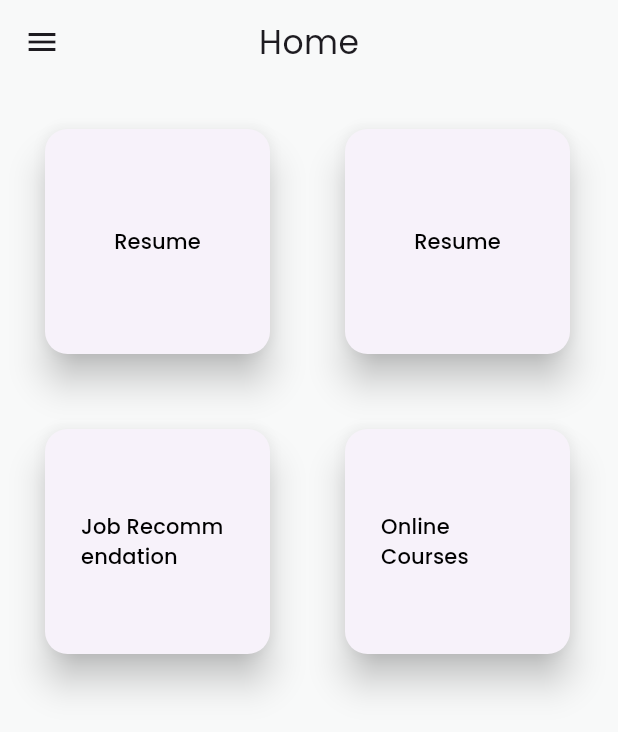
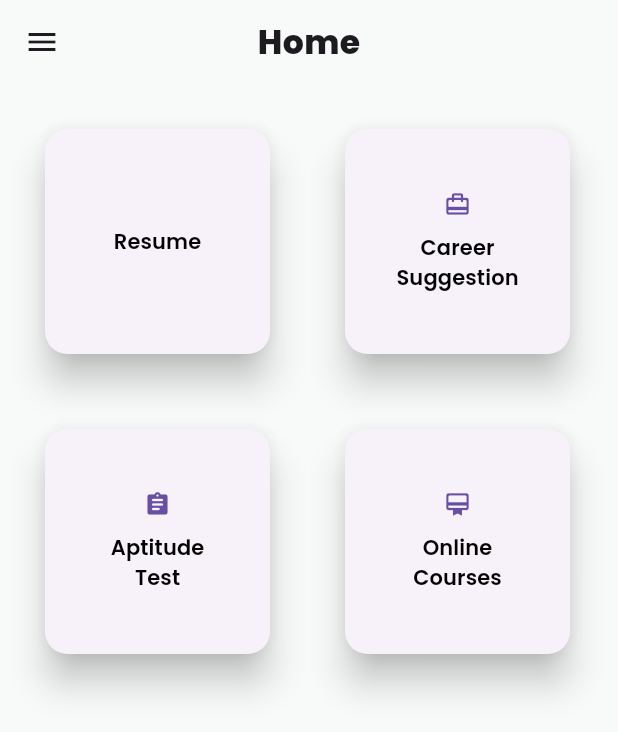
Before and after one commit to abiramianandkumar/AspireArc, a Flutter app: the HomePage screen opened by its route, on a phone screen of 412 x 824 dp. Shown: the top 732 px of the screen. Run offline on Flutter 3.47's test engine with Material 3 defaults, Android fonts, the phone set to English and light mode, and no system bars; our stand-ins replace cloud_firestore, file_picker, firebase_auth, firebase_core, flutter_markdown, google_fonts and 1 more; accounts and stored records are empty.

Commit message:
Descriptive commit message

```diff
--- a/lib/main.dart
+++ b/lib/main.dart
@@ -38,8 +38,9 @@ class MyApp extends StatelessWidget {
         '/job':(context) => const Job(),
         '/ats':(context) =>  ATSPage(),
         '/onlinecourses':(context) => const OnlineCourses(),
+        '/prevhome':(context) => const Prevhome(),
       },
-      home: Prevhome(),
+      home: ATSPage(),
     );
   }
 }
--- a/lib/pages/home_page.dart
+++ b/lib/pages/home_page.dart
@@ -14,7 +14,7 @@ class HomePage extends StatelessWidget {
         backgroundColor: Color(0xffF8F9F9),
         title: Text(
           'Home',
-          style: GoogleFonts.poppins(letterSpacing: 0.3),
+          style: GoogleFonts.poppins(letterSpacing: 0.3,fontWeight:FontWeight.w800),
         ),
         centerTitle: true,
       ),
@@ -37,9 +37,15 @@ class HomePage extends StatelessWidget {
                       onPressed: () {
 
                       },
-                      child: Text(
-                        'Resume',
-                        style: GoogleFonts.poppins(color: Colors.black),
+                      child: Column(
+                        mainAxisAlignment: MainAxisAlignment.center,
+                        children: [
+                        //  Icon(Icons.home_outlined),
+                          Text(
+                            'Resume',
+                            style: GoogleFonts.poppins(color: Colors.black,fontWeight:FontWeight.w600),
+                          ),
+                        ],
                       ),
                       style: ElevatedButton.styleFrom(
                           elevation: 10, shadowColor: Colors.black,shape: RoundedRectangleBorder(
@@ -52,11 +58,22 @@ class HomePage extends StatelessWidget {
                   width: 150,
                   child: ElevatedButton(
                       onPressed: () {
-                       //   Navigator.pushNamed(context, '/');
+                          Navigator.pushNamed(context, '/job');
                       },
-                      child: Text(
-                        'Resume',
-                        style: GoogleFonts.poppins(color: Colors.black),
+                      child: Column(
+                        mainAxisAlignment: MainAxisAlignment.center,
+                        children: [
+                          Icon(Icons.wallet_travel_rounded),
+                          SizedBox(height: 10,),
+                          Text(
+                            'Career',
+                            style: GoogleFonts.poppins(color: Colors.black,fontWeight:FontWeight.w600),
+                          ),
+                          Text(
+                            'Suggestion',
+                            style: GoogleFonts.poppins(color: Colors.black,fontWeight:FontWeight.w600),
+                          ),
+                        ],
                       ),
                       style: ElevatedButton.styleFrom(
                           elevation: 10, shadowColor: Colors.black,shape: RoundedRectangleBorder(
@@ -73,11 +90,22 @@ class HomePage extends StatelessWidget {
                   width: 150,
                   child: ElevatedButton(
                       onPressed: () {
-                          Navigator.pushNamed(context, '/job');
+                          Navigator.pushNamed(context, '/prevhome');
                       },
-                      child: Text(
-                        'Job Recommendation',
-                        style: GoogleFonts.poppins(color: Colors.black),
+                      child: Column(
+                        mainAxisAlignment: MainAxisAlignment.center,
+                        children: [
+                          Icon(Icons.assignment_rounded),
+                          SizedBox(height: 10,),
+                          Text(
+                            'Aptitude',
+                            style: GoogleFonts.poppins(color: Colors.black,fontWeight:FontWeight.w600),
+                          ),
+                          Text(
+                            'Test',
+                            style: GoogleFonts.poppins(color: Colors.black,fontWeight:FontWeight.w600),
+                          ),
+                        ],
                       ),
                       style: ElevatedButton.styleFrom(
                           elevation: 10, shadowColor: Colors.black,shape: RoundedRectangleBorder(
@@ -92,9 +120,20 @@ class HomePage extends StatelessWidget {
                       onPressed: () {
                           Navigator.pushNamed(context, '/onlinecourses');
                       },
-                      child: Text(
-                        'Online Courses',
-                        style: GoogleFonts.poppins(color: Colors.black),
+                      child: Column(
+                        mainAxisAlignment: MainAxisAlignment.center,
+                        children: [
+                          Icon(Icons.card_membership_rounded),
+                          SizedBox(height: 10,),
+                          Text(
+                            'Online',
+                            style: GoogleFonts.poppins(color: Colors.black,fontWeight:FontWeight.w600),
+                          ),
+                           Text(
+                            'Courses',
+                            style: GoogleFonts.poppins(color: Colors.black,fontWeight:FontWeight.w600),
+                          )
+                        ],
                       ),
                       style: ElevatedButton.styleFrom(
                           elevation: 10, shadowColor: Colors.black,shape: RoundedRectangleBorder(
--- a/lib/pages/onln_courses/programming.dart
+++ b/lib/pages/onln_courses/programming.dart
@@ -72,10 +72,13 @@ class Programming extends StatelessWidget {
   }
 
   void _launchURL() async {
-    final Uri url = Uri.parse('https://olympus.mygreatlearning.com/courses/54666');
+    final Uri url = Uri.parse('https://www.mygreatlearning.com/academy/learn-for-free/courses/c-for-beginners1');
+    print('Attempting to launch $url');
     if (await canLaunchUrl(url)) {
       await launchUrl(url);
+      print('Successfully launched $url');
     } else {
+      print('Could not launch $url');
       throw 'Could not launch $url';
     }
   }
--- a/pubspec.yaml
+++ b/pubspec.yaml
@@ -44,6 +44,7 @@ dependencies:
   path_provider: ^2.1.3
   # Add other Firebase dependencies here
   firebase_analytics: ^10.4.0
+  flutter_markdown: ^0.6.9
 
 dev_dependencies:
   flutter_test:
```
Also changed, not shown: lib/pages/ats.dart (+13 -3 lines), lib/pages/resume_form.dart (added, +13 -0 lines), pubspec.lock.
